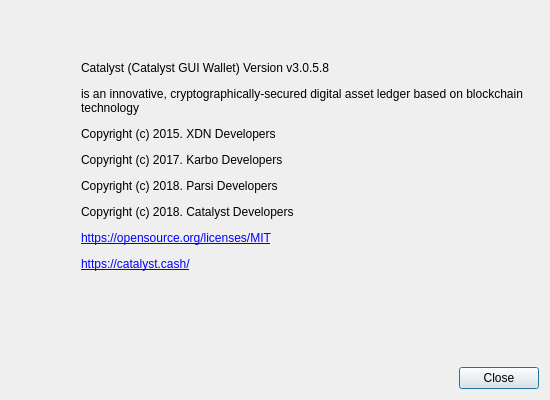
The window that src/gui/ui/aboutdialog.ui (mygirl8893/CatalystGUI-Evo-3.0.4) describes before a commit, drawn with Qt 5.
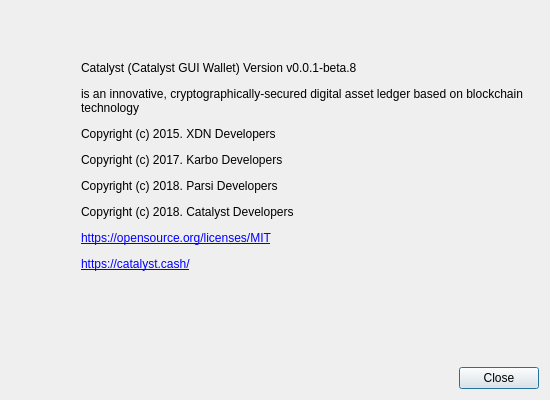
The same window after the commit. Icons and pictures are not drawn.

Patch:
```diff
--- a/src/gui/ui/aboutdialog.ui
+++ b/src/gui/ui/aboutdialog.ui
@@ -98,7 +98,7 @@
         </size>
        </property>
        <property name="text">
-        <string>&lt;html&gt;&lt;head/&gt;&lt;body&gt;&lt;p&gt;Catalyst (Catalyst GUI Wallet) Version v3.0.5.8&lt;/p&gt;&lt;p&gt;is an innovative, cryptographically-secured digital asset ledger based on blockchain technology&lt;/p&gt;&lt;p&gt;Copyright (c) 2015. XDN Developers&lt;/p&gt;&lt;p&gt;Copyright (c) 2017. Karbo Developers&lt;/p&gt;&lt;p&gt;Copyright (c) 2018. Parsi Developers&lt;/p&gt;&lt;p&gt;Copyright (c) 2018. Catalyst Developers&lt;/p&gt;&lt;p&gt;&lt;a href=&quot;https://opensource.org/licenses/MIT&quot;&gt;&lt;span style=&quot; text-decoration: underline; color:#0000ff;&quot;&gt;https://opensource.org/licenses/MIT&lt;/span&gt;&lt;/a&gt;&lt;/p&gt;&lt;p&gt;&lt;a href=&quot;Https://catalyst.cash/&quot;&gt;&lt;span style=&quot; text-decoration: underline; color:#0000ff;&quot;&gt;https://catalyst.cash/&lt;/span&gt;&lt;/a&gt;&lt;/p&gt;&lt;/body&gt;&lt;/html&gt;</string>
+        <string>&lt;html&gt;&lt;head/&gt;&lt;body&gt;&lt;p&gt;Catalyst (Catalyst GUI Wallet) Version v0.0.1-beta.8&lt;/p&gt;&lt;p&gt;is an innovative, cryptographically-secured digital asset ledger based on blockchain technology&lt;/p&gt;&lt;p&gt;Copyright (c) 2015. XDN Developers&lt;/p&gt;&lt;p&gt;Copyright (c) 2017. Karbo Developers&lt;/p&gt;&lt;p&gt;Copyright (c) 2018. Parsi Developers&lt;/p&gt;&lt;p&gt;Copyright (c) 2018. Catalyst Developers&lt;/p&gt;&lt;p&gt;&lt;a href=&quot;https://opensource.org/licenses/MIT&quot;&gt;&lt;span style=&quot; text-decoration: underline; color:#0000ff;&quot;&gt;https://opensource.org/licenses/MIT&lt;/span&gt;&lt;/a&gt;&lt;/p&gt;&lt;p&gt;&lt;a href=&quot;Https://catalyst.cash/&quot;&gt;&lt;span style=&quot; text-decoration: underline; color:#0000ff;&quot;&gt;https://catalyst.cash/&lt;/span&gt;&lt;/a&gt;&lt;/p&gt;&lt;/body&gt;&lt;/html&gt;</string>
        </property>
        <property name="textFormat">
         <enum>Qt::RichText</enum>
```
